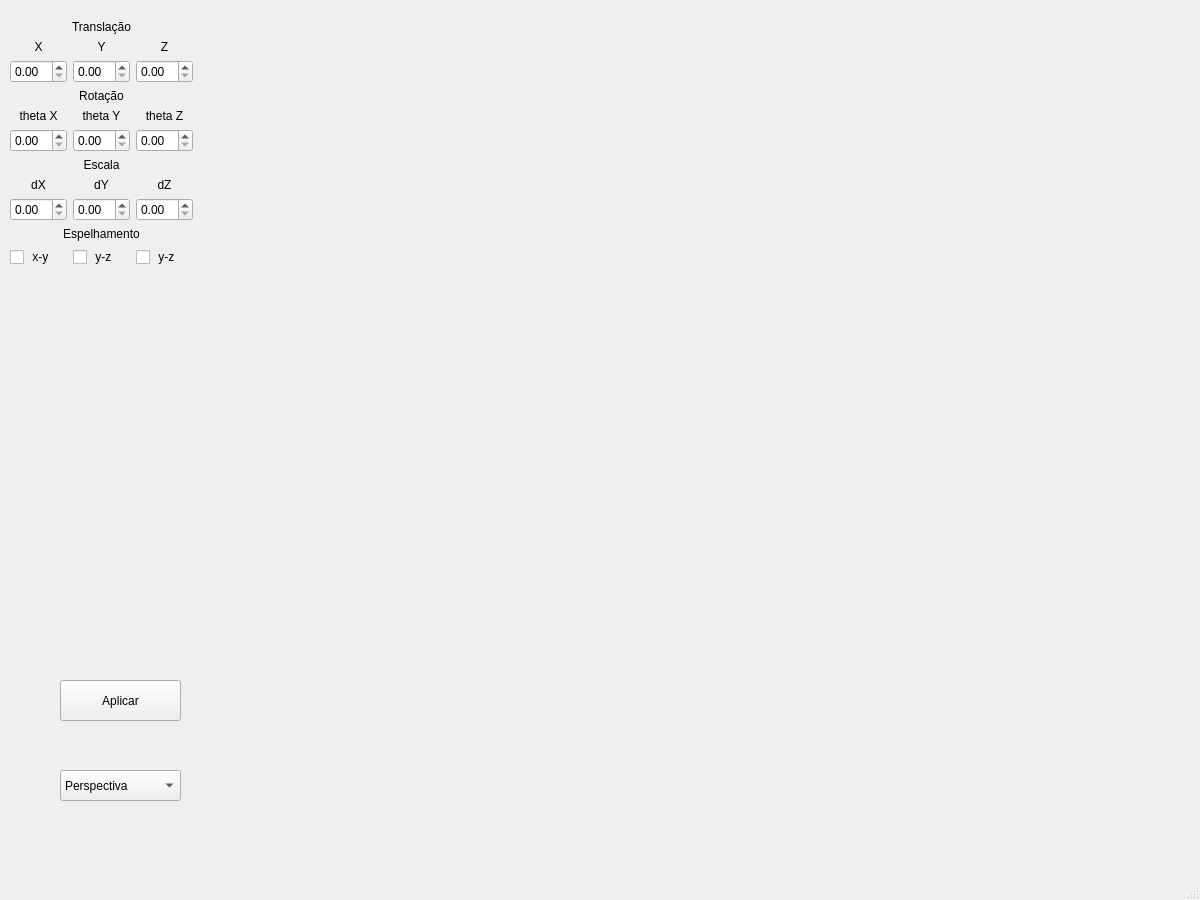
The window that mainwindow.ui (gmelodie/3DLook) describes before a commit, drawn with Qt 5.
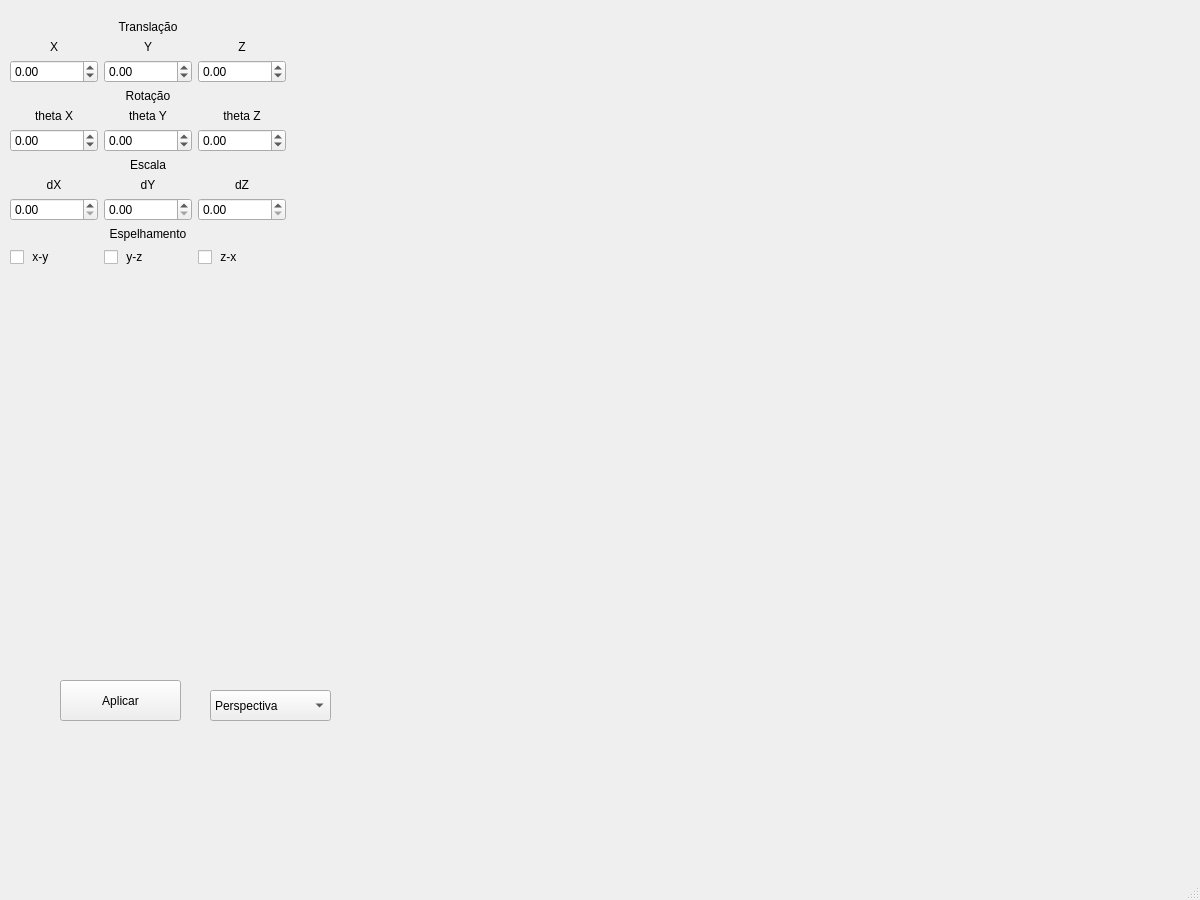
The same window after the commit.

Diff of the .ui file:
```diff
--- a/mainwindow.ui
+++ b/mainwindow.ui
@@ -19,7 +19,7 @@
      <rect>
       <x>10</x>
       <y>20</y>
-      <width>245</width>
+      <width>343</width>
       <height>641</height>
      </rect>
     </property>
@@ -55,7 +55,14 @@
           </widget>
          </item>
          <item>
-          <widget class="QDoubleSpinBox" name="choose_translate_x"/>
+          <widget class="QDoubleSpinBox" name="choose_translate_x">
+           <property name="minimum">
+            <double>-999999.000000000000000</double>
+           </property>
+           <property name="maximum">
+            <double>999999.000000000000000</double>
+           </property>
+          </widget>
          </item>
         </layout>
        </item>
@@ -72,7 +79,14 @@
           </widget>
          </item>
          <item>
-          <widget class="QDoubleSpinBox" name="choose_translate_y"/>
+          <widget class="QDoubleSpinBox" name="choose_translate_y">
+           <property name="minimum">
+            <double>-999999.000000000000000</double>
+           </property>
+           <property name="maximum">
+            <double>999999.000000000000000</double>
+           </property>
+          </widget>
          </item>
         </layout>
        </item>
@@ -89,7 +103,14 @@
           </widget>
          </item>
          <item>
-          <widget class="QDoubleSpinBox" name="choose_translate_z"/>
+          <widget class="QDoubleSpinBox" name="choose_translate_z">
+           <property name="minimum">
+            <double>-999999.000000000000000</double>
+           </property>
+           <property name="maximum">
+            <double>999999.000000000000000</double>
+           </property>
+          </widget>
          </item>
         </layout>
        </item>
@@ -123,7 +144,14 @@
           </widget>
          </item>
          <item>
-          <widget class="QDoubleSpinBox" name="choose_rotate_x"/>
+          <widget class="QDoubleSpinBox" name="choose_rotate_x">
+           <property name="minimum">
+            <double>-180.000000000000000</double>
+           </property>
+           <property name="maximum">
+            <double>180.000000000000000</double>
+           </property>
+          </widget>
          </item>
         </layout>
        </item>
@@ -140,7 +168,14 @@
           </widget>
          </item>
          <item>
-          <widget class="QDoubleSpinBox" name="choose_rotate_y"/>
+          <widget class="QDoubleSpinBox" name="choose_rotate_y">
+           <property name="minimum">
+            <double>-180.000000000000000</double>
+           </property>
+           <property name="maximum">
+            <double>180.000000000000000</double>
+           </property>
+          </widget>
          </item>
         </layout>
        </item>
@@ -157,7 +192,14 @@
           </widget>
          </item>
          <item>
-          <widget class="QDoubleSpinBox" name="choose_rotate_z"/>
+          <widget class="QDoubleSpinBox" name="choose_rotate_z">
+           <property name="minimum">
+            <double>-180.000000000000000</double>
+           </property>
+           <property name="maximum">
+            <double>180.000000000000000</double>
+           </property>
+          </widget>
          </item>
         </layout>
        </item>
@@ -282,7 +324,7 @@
          <item>
           <widget class="QCheckBox" name="checkBox_3">
            <property name="text">
-            <string> y-z</string>
+            <string> z-x</string>
            </property>
           </widget>
          </item>
@@ -295,8 +337,8 @@
    <widget class="QComboBox" name="choose_projection">
     <property name="geometry">
      <rect>
-      <x>60</x>
-      <y>770</y>
+      <x>210</x>
+      <y>690</y>
       <width>121</width>
       <height>31</height>
      </rect>
@@ -337,10 +379,10 @@
    <widget class="QWidget" name="verticalLayoutWidget_2">
     <property name="geometry">
      <rect>
-      <x>310</x>
+      <x>360</x>
       <y>20</y>
       <width>841</width>
-      <height>781</height>
+      <height>721</height>
      </rect>
     </property>
     <layout class="QVBoxLayout" name="father_layout"/>
```
Left out of the diff: 8 changed lines with no effect on the pictures.
